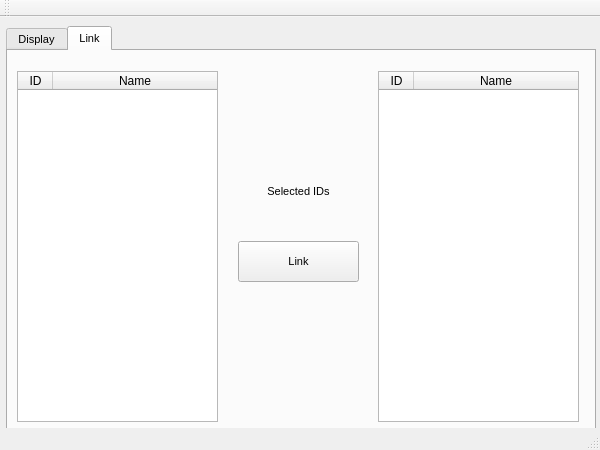
Before: the Qt Designer form mainwindow.ui in gudmundurb/H22, drawn with Qt 5.
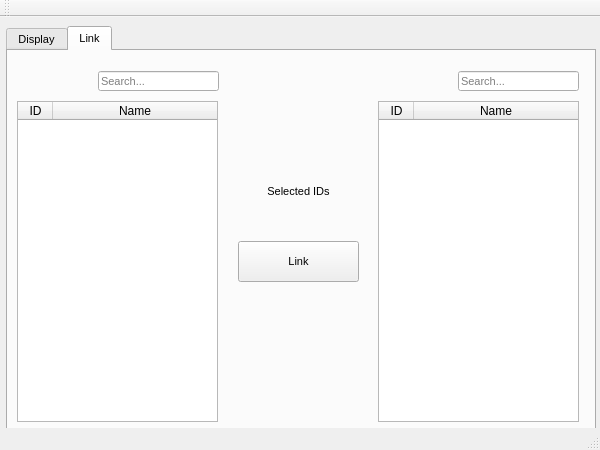
After: the same form once the commit is applied. The open tabs and pages were chosen to show the change. Icons and pictures are not drawn.

```diff
--- a/mainwindow.ui
+++ b/mainwindow.ui
@@ -460,9 +460,9 @@
       <property name="geometry">
        <rect>
         <x>370</x>
-        <y>20</y>
+        <y>50</y>
         <width>201</width>
-        <height>351</height>
+        <height>321</height>
        </rect>
       </property>
       <property name="font">
@@ -537,9 +537,9 @@
       <property name="geometry">
        <rect>
         <x>9</x>
-        <y>20</y>
+        <y>50</y>
         <width>201</width>
-        <height>351</height>
+        <height>321</height>
        </rect>
       </property>
       <property name="font">
@@ -701,6 +701,32 @@
        <string>Link</string>
       </property>
      </widget>
+     <widget class="QLineEdit" name="search_link_scientist">
+      <property name="geometry">
+       <rect>
+        <x>90</x>
+        <y>20</y>
+        <width>121</width>
+        <height>20</height>
+       </rect>
+      </property>
+      <property name="placeholderText">
+       <string>Search...</string>
+      </property>
+     </widget>
+     <widget class="QLineEdit" name="search_link_computer">
+      <property name="geometry">
+       <rect>
+        <x>450</x>
+        <y>20</y>
+        <width>121</width>
+        <height>20</height>
+       </rect>
+      </property>
+      <property name="placeholderText">
+       <string>Search...</string>
+      </property>
+     </widget>
     </widget>
    </widget>
   </widget>
```
Left out of the diff: 26 changed lines with no effect on the pictures.
